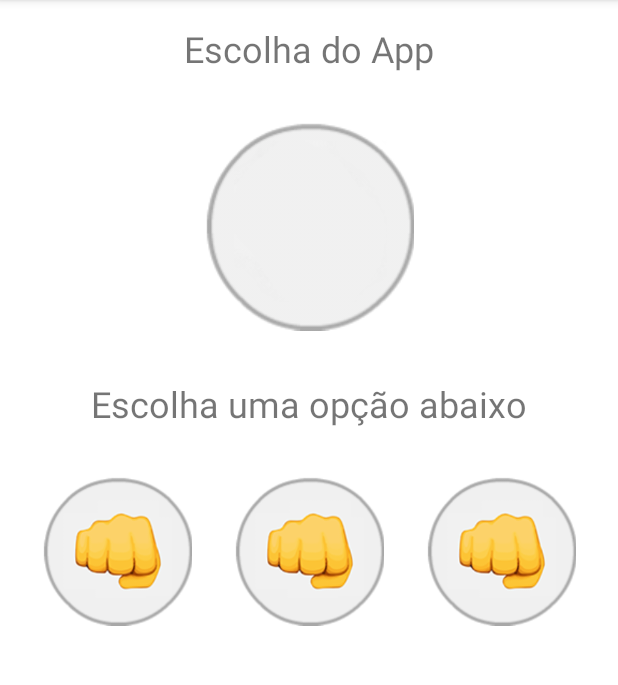
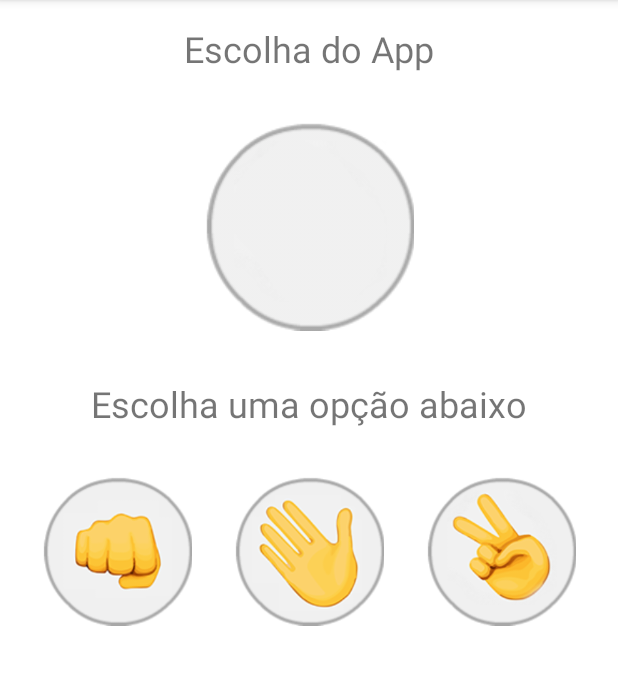
Before and after one commit to 9reis/app_pedra_papel_tesoura, an Android app: the screen it shows after launch (MainActivity), on a phone screen of 412 x 824 dp, the part 84-769 px from its top. Run offline under Robolectric (Android 15) with nearby library versions, the phone set to English and light mode, and no system bars.

Commit message:
Escolhendo a opção p1

```diff
--- a/app/build.gradle
+++ b/app/build.gradle
@@ -4,7 +4,7 @@ plugins {
 
 android {
     namespace 'br.com.lucas9reis.pedrapapeltesoura'
-    compileSdk 32
+    compileSdk 33
 
     defaultConfig {
         applicationId "br.com.lucas9reis.pedrapapeltesoura"
--- a/app/src/main/res/layout/activity_main.xml
+++ b/app/src/main/res/layout/activity_main.xml
@@ -39,38 +39,39 @@
         app:layout_constraintTop_toBottomOf="@+id/imageView" />
 
     <ImageView
-        android:id="@+id/imageView3"
+        android:id="@+id/imageView4"
         android:layout_width="100dp"
         android:layout_height="100dp"
         android:layout_marginTop="32dp"
+        android:onClick="selecionadoPedra"
         android:src="@drawable/pedra"
-        app:layout_constraintEnd_toStartOf="@+id/imageView5"
+        app:layout_constraintEnd_toStartOf="@+id/imageView2"
+        app:layout_constraintHorizontal_bias="0.5"
+        app:layout_constraintStart_toStartOf="parent"
+        app:layout_constraintTop_toBottomOf="@+id/textView2" />
+
+    <ImageView
+        android:id="@+id/imageView2"
+        android:layout_width="100dp"
+        android:layout_height="100dp"
+        android:layout_marginTop="32dp"
+        android:onClick="selecionadoPapel"
+        app:layout_constraintEnd_toStartOf="@+id/imageView3"
         app:layout_constraintHorizontal_bias="0.5"
         app:layout_constraintStart_toEndOf="@+id/imageView4"
         app:layout_constraintTop_toBottomOf="@+id/textView2"
         app:srcCompat="@drawable/papel" />
 
     <ImageView
-        android:id="@+id/imageView5"
+        android:id="@+id/imageView3"
         android:layout_width="100dp"
         android:layout_height="100dp"
         android:layout_marginTop="32dp"
-        android:src="@drawable/pedra"
+        android:onClick="selecionadoTesoura"
         app:layout_constraintEnd_toEndOf="parent"
         app:layout_constraintHorizontal_bias="0.5"
-        app:layout_constraintStart_toEndOf="@+id/imageView3"
+        app:layout_constraintStart_toEndOf="@+id/imageView2"
         app:layout_constraintTop_toBottomOf="@+id/textView2"
         app:srcCompat="@drawable/tesoura" />
 
-    <ImageView
-        android:id="@+id/imageView4"
-        android:layout_width="100dp"
-        android:layout_height="100dp"
-        android:layout_marginTop="32dp"
-        android:src="@drawable/pedra"
-        app:layout_constraintEnd_toStartOf="@+id/imageView3"
-        app:layout_constraintHorizontal_bias="0.5"
-        app:layout_constraintStart_toStartOf="parent"
-        app:layout_constraintTop_toBottomOf="@+id/textView2" />
-
 </androidx.constraintlayout.widget.ConstraintLayout>
```
Also changed, not shown: app/src/main/java/br/com/lucas9reis/pedrapapeltesoura/MainActivity.java (+16 -0 lines).
